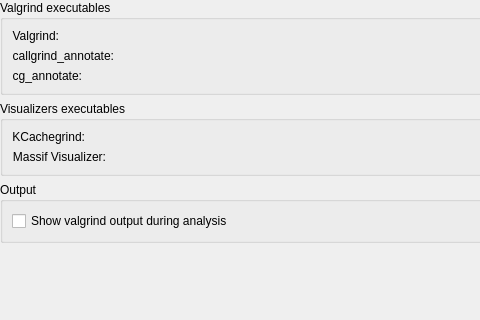
Old version of the form config/globalconfigpage.ui in the repository KDE/kdev-valgrind; both pictures show x 0 to 480 and y 0 to 320 of the 562 by 439 pixel window.
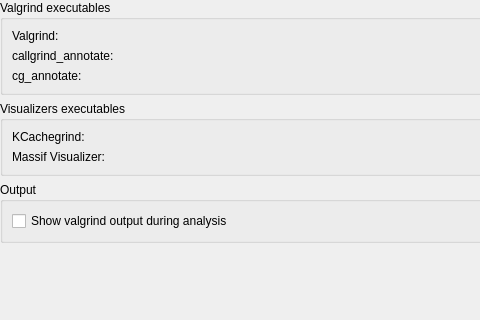
New version of the form. Custom widgets are drawn as their Qt base class.

Diff of the .ui file:
```diff
--- a/config/globalconfigpage.ui
+++ b/config/globalconfigpage.ui
@@ -37,9 +37,6 @@
         <property name="text">
          <string>Valgrind:</string>
         </property>
-        <property name="alignment">
-         <set>Qt::AlignRight|Qt::AlignTrailing|Qt::AlignVCenter</set>
-        </property>
         <property name="buddy">
          <cstring>kcfg_valgrindExecutablePath</cstring>
         </property>
@@ -60,9 +57,6 @@
         <property name="text">
          <string>callgrind_annotate:</string>
         </property>
-        <property name="alignment">
-         <set>Qt::AlignRight|Qt::AlignTrailing|Qt::AlignVCenter</set>
-        </property>
         <property name="buddy">
          <cstring>kcfg_valgrindExecutablePath</cstring>
         </property>
@@ -83,9 +77,6 @@
         <property name="text">
          <string>cg_annotate:</string>
         </property>
-        <property name="alignment">
-         <set>Qt::AlignRight|Qt::AlignTrailing|Qt::AlignVCenter</set>
-        </property>
         <property name="buddy">
          <cstring>kcfg_valgrindExecutablePath</cstring>
         </property>
@@ -115,9 +106,6 @@
         <property name="text">
          <string>KCachegrind:</string>
         </property>
-        <property name="alignment">
-         <set>Qt::AlignRight|Qt::AlignTrailing|Qt::AlignVCenter</set>
-        </property>
         <property name="buddy">
          <cstring>kcfg_valgrindExecutablePath</cstring>
         </property>
@@ -138,9 +126,6 @@
         <property name="text">
          <string>Massif Visualizer:</string>
         </property>
-        <property name="alignment">
-         <set>Qt::AlignRight|Qt::AlignTrailing|Qt::AlignVCenter</set>
-        </property>
         <property name="buddy">
          <cstring>kcfg_valgrindExecutablePath</cstring>
         </property>
```
Left out of the diff: 3 changed lines with no effect on the pictures.
